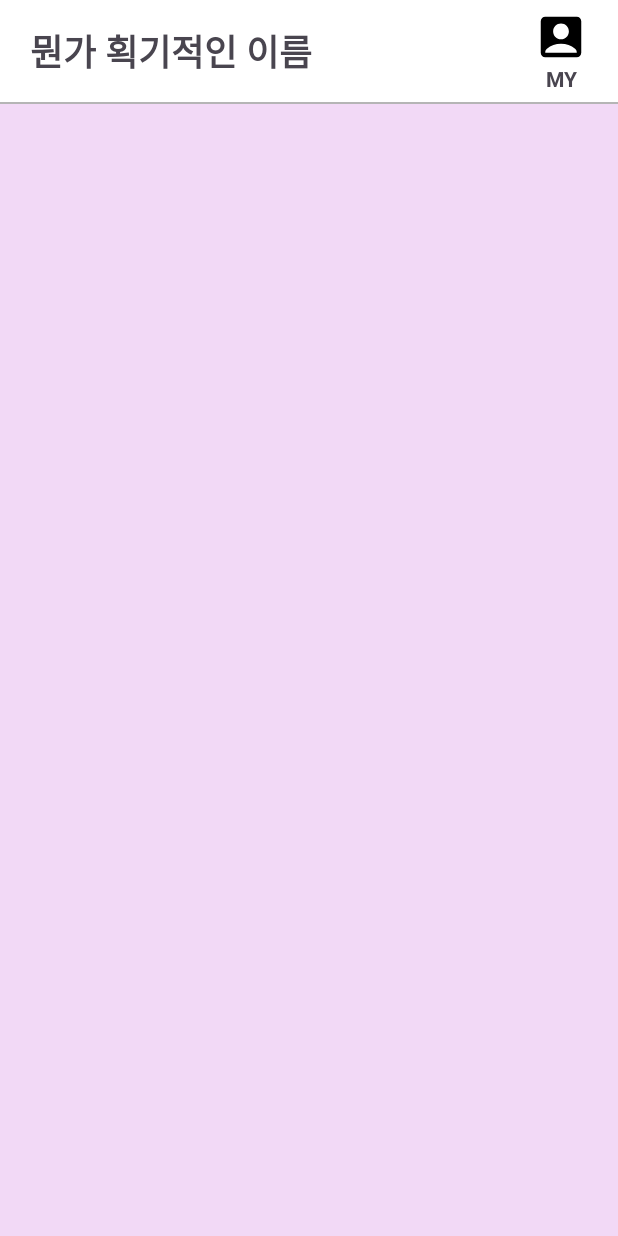
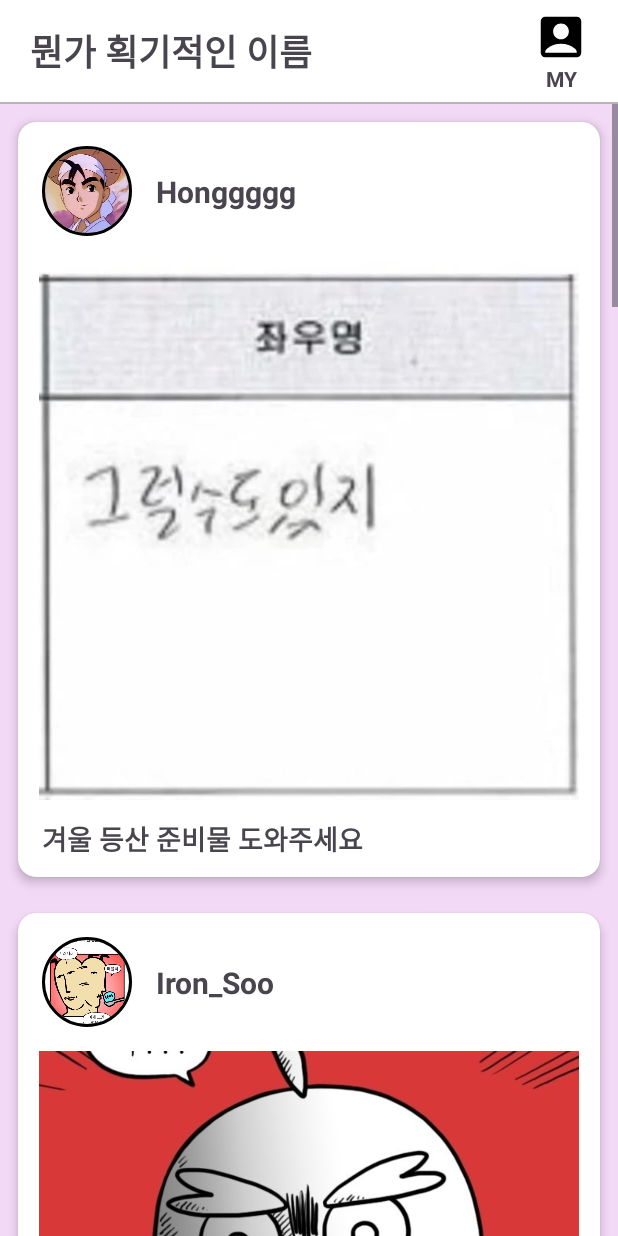
Before and after one commit to winteryy/nbc_sns_team3, an Android app: the MainActivity screen opened directly, with no data from a screen before it, on a phone screen of 412 x 824 dp. Run offline under Robolectric (Android 15) with nearby library versions, the phone set to English and light mode, and no system bars; our stand-ins replace CircleImageView.

Commit message:
feat: Implement MainActivity
- add some assets

```diff
--- a/app/src/main/java/com/nbcteam3/nbcsns3/DummyServer.kt
+++ b/app/src/main/java/com/nbcteam3/nbcsns3/DummyServer.kt
@@ -12,7 +12,7 @@ object DummyServer {
             password = "abc123D@",
             name = "홍길동",
             memo = "아버지를 아버지라 부르지 못하고",
-            profileImageId = 1
+            profileImageId = R.drawable.profile1
         ),
         User(
             uid = "g6fm98z5v9ou",
@@ -20,7 +20,7 @@ object DummyServer {
             password = "Ab#4",
             name = "김철수",
             memo = "영희랑",
-            profileImageId = 2
+            profileImageId = R.drawable.profile2
         ),
         User(
             uid = "k7h6gd7ys23x",
@@ -28,7 +28,7 @@ object DummyServer {
             password = "yh5555@LEE",
             name = "이영희",
             memo = "MBTI: CUTE\n반오십 크리에이터\n협찬, 광고문의 DM으로",
-            profileImageId = 3
+            profileImageId = R.drawable.profile3
         ),
         User(
             uid = "4sek8pedy2cx",
@@ -36,7 +36,7 @@ object DummyServer {
             password = "1q2w3E&",
             name = "이지은",
             memo = "IU / 싱어송라이터\nH.E.R 2024.03.02~2024.09.22",
-            profileImageId = 4
+            profileImageId = R.drawable.profile4
         )
     )
 
@@ -44,7 +44,7 @@ object DummyServer {
         Post(
             postId = "6cu82h1zhwmu",
             uid = "go5zn7gbufel",
-            imageId = 1,
+            imageId = R.drawable.post1,
             title = "겨울 등산 준비물 도와주세요",
             content = "안녕하세요, 이번에 겨울 등산에 다녀올 예정입니다.\n겨울 등산에 필요한 준비물이 무엇이 있을까요?\n감사합니다!",
             dateTime = 20240401203211
@@ -52,7 +52,7 @@ object DummyServer {
         Post(
             postId = "xlrde3qaj7ml",
             uid = "g6fm98z5v9ou",
-            imageId = 2,
+            imageId = R.drawable.post2,
             title = "대전 여행을 갔다 왔어요",
             content = "1박2일 빵 맛집 많다고 유명한 대전!\n풍경도 좋고 걸을 곳도 많고.\n산책 좋아하시고 디저트 좋아하시는 분들은 꼭 한 번 다녀오시길 바랍니다!",
             dateTime = 20240329162302
@@ -60,7 +60,7 @@ object DummyServer {
         Post(
             postId = "97z8o10hi4v1",
             uid = "k7h6gd7ys23x",
-            imageId = 3,
+            imageId = R.drawable.post3,
             title = "이번에 전주 여행을 가게 되었습니다",
             content = "사진 찍을수 있는 캐릭터 음식점이 많네요.\n정말 예뻐서 사진찍기 좋아요 꼭 놀러가세요!",
             dateTime = 20240303211209
@@ -68,7 +68,7 @@ object DummyServer {
         Post(
             postId = "2h6w9hijx4yr",
             uid = "4sek8pedy2cx",
-            imageId = 4,
+            imageId = R.drawable.post4,
             title = "H.E.R",
             content = "World Tour",
             dateTime = 20240324142015
@@ -76,7 +76,7 @@ object DummyServer {
         Post(
             postId = "xubi31d0i80f",
             uid = "k7h6gd7ys23x",
-            imageId = 5,
+            imageId = R.drawable.post5,
             title = "대구 여행을 갔다 왔어요.",
             content = "더울줄 알았는데 춥네요... 바람이 많이 붑니다\n대구 가실때 따뜻하게 입고 가시는걸 추천드려요!",
             dateTime = 20240318231950
@@ -84,7 +84,7 @@ object DummyServer {
         Post(
             postId = "cg8jeohwt9yh",
             uid = "k7h6gd7ys23x",
-            imageId = 6,
+            imageId = R.drawable.post6,
             title = "도봉산에 다녀왔어요",
             content = "첫 번째 산이니 가까운 산으로!\n생각보다 길이 험하네요, ㅜㅜ 초심자 주의!",
             dateTime = 20240310104812
@@ -92,7 +92,7 @@ object DummyServer {
         Post(
             postId = "9ahows70j26j",
             uid = "k7h6gd7ys23x",
-            imageId = 7,
+            imageId = R.drawable.post7,
             title = "이번에는 단양으로 여행을 갔다 왔어요",
             content = "도담 삼봉! 유명하다 해서 가보았는데 초라하네요 \n그저 사진빨입니다 속지마세요.. 가지마세요...",
             dateTime = 20240227120353
@@ -100,7 +100,7 @@ object DummyServer {
         Post(
             postId = "ookhp4mog3w6",
             uid = "go5zn7gbufel",
-            imageId = 8,
+            imageId = R.drawable.post8,
             title = "배낭 여행을 준비중 입니다 도와주세요",
             content = "배낭의 크기는 어느정도가 적당할까요? \n백팩에 어울리는 옷 추천 해주세요!",
             dateTime = 20240223134826
--- a/app/src/main/java/com/nbcteam3/nbcsns3/MainActivity.kt
+++ b/app/src/main/java/com/nbcteam3/nbcsns3/MainActivity.kt
@@ -1,11 +1,70 @@
 package com.nbcteam3.nbcsns3
 
+import android.content.Intent
 import android.os.Bundle
+import android.view.LayoutInflater
+import android.view.View
+import android.widget.ImageView
+import android.widget.TextView
 import androidx.appcompat.app.AppCompatActivity
+import androidx.appcompat.content.res.AppCompatResources
+import androidx.appcompat.widget.LinearLayoutCompat
+import androidx.constraintlayout.helper.widget.Flow
+import com.nbcteam3.nbcsns3.entity.Post
+import com.nbcteam3.nbcsns3.entity.User
+import de.hdodenhof.circleimageview.CircleImageView
 
 class MainActivity: AppCompatActivity() {
     override fun onCreate(savedInstanceState: Bundle?) {
         super.onCreate(savedInstanceState)
         setContentView(R.layout.activity_main)
+
+        val innerLayout = findViewById<LinearLayoutCompat>(R.id.contentLayout)
+        val posts = DummyServer.loadPosts()
+        val users = DummyServer.loadUsers()
+        val uidMap = users.associateBy { it.uid }
+
+        setListener()
+
+        posts.forEach {
+            val writer = uidMap[it.uid]!!
+            innerLayout.addView(
+                cardBinder(it, writer)
+            )
+        }
+    }
+
+    private fun setListener() {
+        findViewById<Flow>(R.id.myPageFlow).setOnClickListener {
+//            startActivity(Intent(this, MyPageActivity::class.java))
+        }
+    }
+
+    private fun cardBinder(post: Post, writer: User): View {
+        val itemCard = LayoutInflater.from(this).inflate(
+            R.layout.item_post, null
+        )
+        itemCard.findViewById<TextView>(R.id.nameTextView).text = writer.userId
+        itemCard.findViewById<CircleImageView>(R.id.profileImageView).setImageFromID(writer.profileImageId)
+        itemCard.findViewById<ImageView>(R.id.contentImageView).setImageFromID(post.imageId)
+        itemCard.findViewById<TextView>(R.id.titleTextView).text = post.title
+
+        itemCard.setOnClickListener {
+            startActivity(Intent(this, DetailActivity::class.java).apply {
+                putExtra(USER_DATA, writer)
+                putExtra(POST_DATA, post)
+            }
+            )
+        }
+        return itemCard
+    }
+
+    private fun ImageView.setImageFromID(imageId: Int) {
+        this.setImageDrawable(AppCompatResources.getDrawable(this@MainActivity, imageId))
+    }
+
+    companion object {
+        const val USER_DATA = "userData"
+        const val POST_DATA = "postData"
     }
 }
--- a/app/src/main/java/com/nbcteam3/nbcsns3/entity/Post.kt
+++ b/app/src/main/java/com/nbcteam3/nbcsns3/entity/Post.kt
@@ -1,4 +1,6 @@
 package com.nbcteam3.nbcsns3.entity
+
+import java.io.Serializable
 
 data class Post(
     val postId: String,
@@ -7,4 +9,4 @@ data class Post(
     val title: String,
     val content: String,
     val dateTime: Long
-)
+): Serializable
--- a/app/src/main/java/com/nbcteam3/nbcsns3/entity/User.kt
+++ b/app/src/main/java/com/nbcteam3/nbcsns3/entity/User.kt
@@ -1,4 +1,6 @@
 package com.nbcteam3.nbcsns3.entity
+
+import java.io.Serializable
 
 data class User(
     val uid: String,
@@ -7,4 +9,4 @@ data class User(
     val name: String,
     val memo: String,
     val profileImageId: Int
-)
+): Serializable
--- a/app/src/main/res/layout/activity_main.xml
+++ b/app/src/main/res/layout/activity_main.xml
@@ -72,20 +72,20 @@
         app:layout_constraintTop_toBottomOf="@id/divideLine"
         app:layout_constraintBottom_toBottomOf="parent">
 
-        <LinearLayout
+        <androidx.appcompat.widget.LinearLayoutCompat
             android:id="@+id/contentLayout"
             android:layout_width="match_parent"
             android:layout_height="wrap_content"
             android:orientation="vertical" />
     </ScrollView>
 
-    <androidx.recyclerview.widget.RecyclerView
-        android:layout_width="0dp"
-        android:layout_height="0dp"
-        app:layout_constraintStart_toStartOf="parent"
-        app:layout_constraintEnd_toEndOf="parent"
-        app:layout_constraintTop_toBottomOf="@id/divideLine"
-        app:layout_constraintBottom_toBottomOf="parent"
-        tools:listitem="@layout/item_post"/>
+<!--    <androidx.recyclerview.widget.RecyclerView-->
+<!--        android:layout_width="0dp"-->
+<!--        android:layout_height="0dp"-->
+<!--        app:layout_constraintStart_toStartOf="parent"-->
+<!--        app:layout_constraintEnd_toEndOf="parent"-->
+<!--        app:layout_constraintTop_toBottomOf="@id/divideLine"-->
+<!--        app:layout_constraintBottom_toBottomOf="parent"-->
+<!--        tools:listitem="@layout/item_post"/>-->
 
 </androidx.constraintlayout.widget.ConstraintLayout>
--- a/app/src/main/res/layout/item_post.xml
+++ b/app/src/main/res/layout/item_post.xml
@@ -1,10 +1,19 @@
 <?xml version="1.0" encoding="utf-8"?>
-<androidx.cardview.widget.CardView xmlns:android="http://schemas.android.com/apk/res/android"
+
+<androidx.constraintlayout.widget.ConstraintLayout xmlns:android="http://schemas.android.com/apk/res/android"
     xmlns:app="http://schemas.android.com/apk/res-auto"
     xmlns:tools="http://schemas.android.com/tools"
     android:layout_width="match_parent"
+    android:layout_height="wrap_content" >
+
+    <androidx.cardview.widget.CardView
+        android:layout_width="0dp"
         android:layout_height="wrap_content"
         android:layout_margin="12dp"
+        app:layout_constraintStart_toStartOf="parent"
+        app:layout_constraintEnd_toEndOf="parent"
+        app:layout_constraintTop_toTopOf="parent"
+        app:layout_constraintBottom_toBottomOf="parent"
         app:cardCornerRadius="12dp"
         app:cardElevation="4dp">
 
@@ -23,6 +32,7 @@
                 tools:src="@drawable/profile4" />
 
             <androidx.appcompat.widget.AppCompatTextView
+                android:id="@+id/nameTextView"
                 android:layout_width="0dp"
                 android:layout_height="wrap_content"
                 android:layout_marginHorizontal="16dp"
@@ -46,6 +56,7 @@
                 tools:src="@drawable/post4" />
 
             <androidx.appcompat.widget.AppCompatTextView
+                android:id="@+id/titleTextView"
                 android:layout_width="0dp"
                 android:layout_height="wrap_content"
                 android:layout_marginHorizontal="16dp"
@@ -63,3 +74,5 @@
         </androidx.constraintlayout.widget.ConstraintLayout>
 
     </androidx.cardview.widget.CardView>
+
+</androidx.constraintlayout.widget.ConstraintLayout>
```
Also changed, not shown: app/src/main/res/drawable/post1.jpg (added), app/src/main/res/drawable/post2.jpg (added), app/src/main/res/drawable/post3.jpg (added), app/src/main/res/drawable/post5.jpg (added), app/src/main/res/drawable/post6.jpg (added), app/src/main/res/drawable/post7.jpg (added), app/src/main/res/drawable/post8.jpg (added), app/src/main/res/drawable/profile1.png (added), app/src/main/res/drawable/profile2.jpg (added), app/src/main/res/drawable/profile3.jpg (added). Lines whose indentation alone changed are shown as unchanged.
